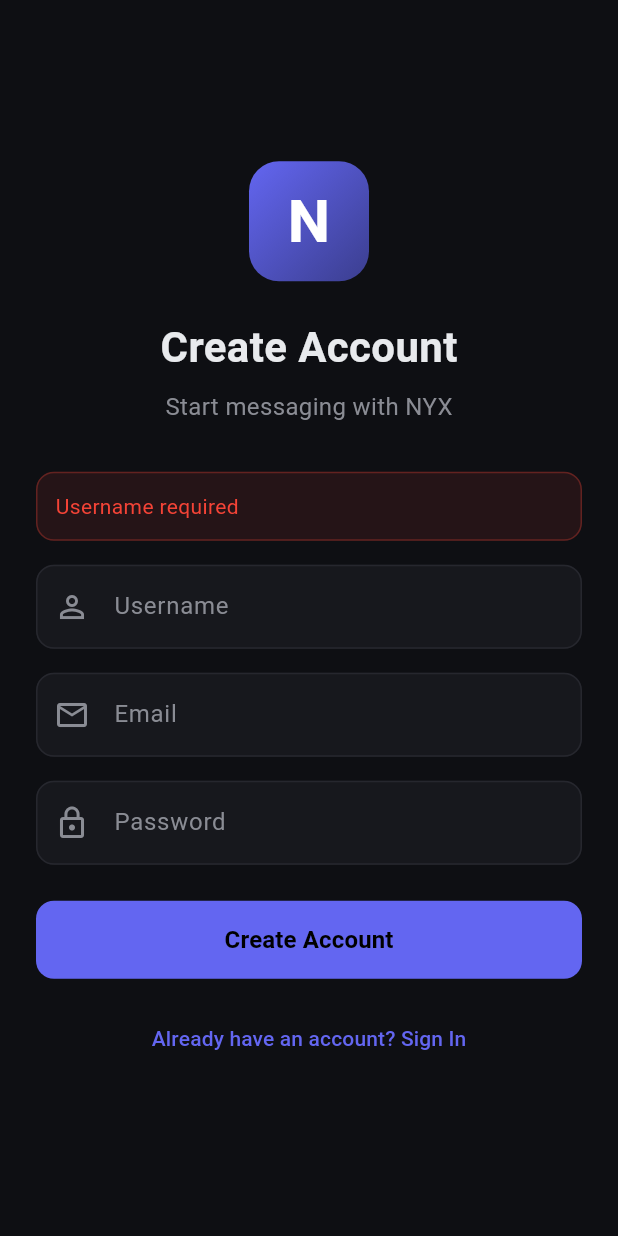
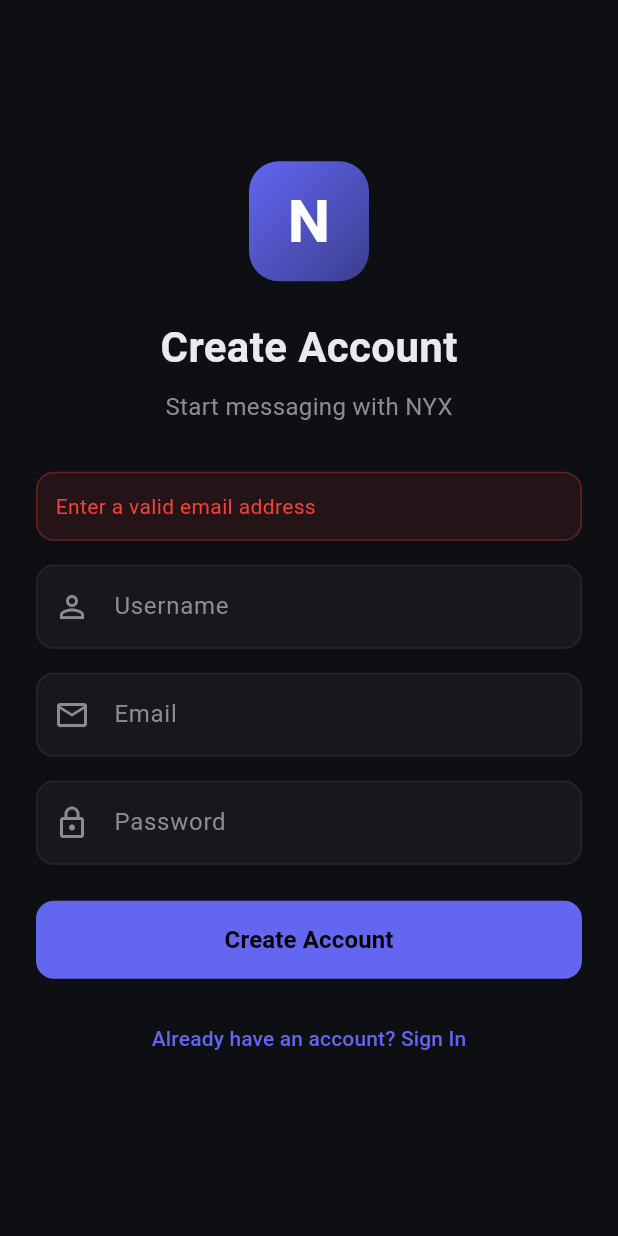
Before and after one commit to marvel-254/chat-app, a Flutter app: the screen it shows after launch, after a tap on "Sign In", after a tap on "Need an account? Sign Up", after a tap on "Create Account", on a phone screen of 412 x 824 dp. Run offline on Flutter 3.47's test engine with Material 3 defaults, Android fonts, the phone set to English and light mode, and no system bars; our stand-ins replace go_router, supabase_flutter; accounts and stored records are empty.

Commit message:
feat(auth): validate email format and password length on login

```diff
--- a/lib/main.dart
+++ b/lib/main.dart
@@ -160,11 +160,20 @@ class _LoginScreenState extends State<LoginScreen> {
       _error = null;
     });
     try {
+      final email = _email.text.trim();
+      final password = _password.text;
+      if (!email.contains('@') || !email.contains('.')) {
+        throw 'Enter a valid email address';
+      }
+      if (password.length < 6) {
+        throw 'Password must be at least 6 characters';
+      }
       if (_isSignUp) {
-        if (_username.text.trim().isEmpty) throw 'Username required';
-        await Supa.signUp(_email.text.trim(), _password.text, _username.text.trim());
+        final username = _username.text.trim();
+        if (username.isEmpty) throw 'Username required';
+        await Supa.signUp(email, password, username);
       } else {
-        await Supa.signIn(_email.text.trim(), _password.text);
+        await Supa.signIn(email, password);
       }
       if (mounted) {
         context.go('/conversations');
```
